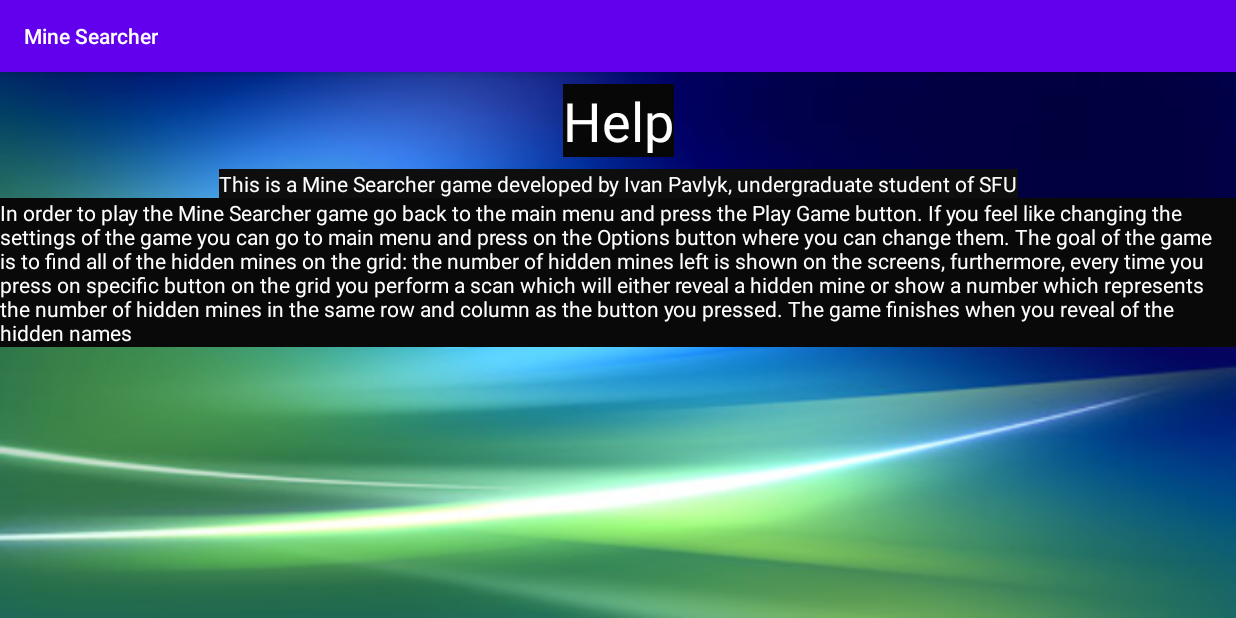
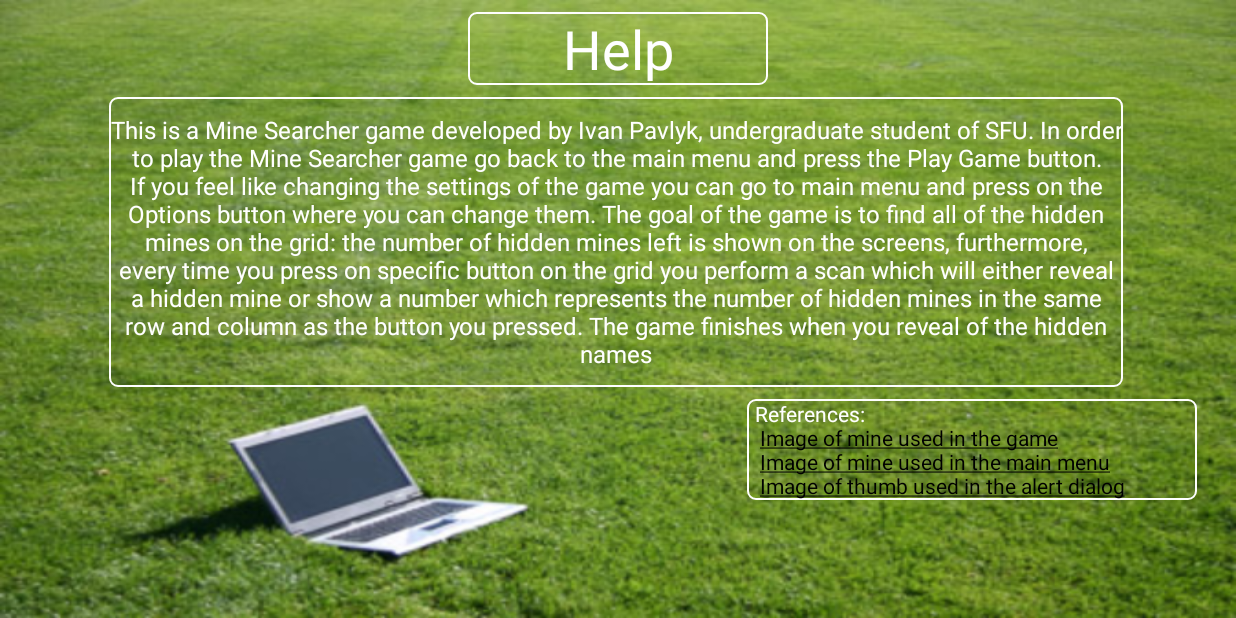
Before and after one commit to IvanPavlyk/mine_sweeper_android, an Android app: the HelpActivity screen opened directly, with no data from a screen before it, on a phone screen of 824 x 412 dp (held sideways). Run offline under Robolectric (Android 15) with nearby library versions, the phone set to English and light mode, and no system bars.

Commit message:
10th Commit: added some minor changes to the styling of the activities, added vibration effect when revealing mines.

```diff
--- a/app/src/main/AndroidManifest.xml
+++ b/app/src/main/AndroidManifest.xml
@@ -3,6 +3,7 @@
     xmlns:tools="http://schemas.android.com/tools"
     package="com.example.assignment3_cmpt276_fall2020">
 
+    <uses-permission android:name="android.permission.VIBRATE" />
     <application
         android:allowBackup="true"
         android:icon="@mipmap/ic_launcher"
--- a/app/src/main/java/com/example/assignment3_cmpt276_fall2020/GameActivity.java
+++ b/app/src/main/java/com/example/assignment3_cmpt276_fall2020/GameActivity.java
@@ -9,7 +9,11 @@ import android.content.res.Resources;
 import android.graphics.Bitmap;
 import android.graphics.BitmapFactory;
 import android.graphics.drawable.BitmapDrawable;
+import android.media.MediaPlayer;
 import android.os.Bundle;
+import android.os.VibrationEffect;
+import android.os.Vibrator;
+import android.provider.MediaStore;
 import android.view.View;
 import android.widget.Button;
 import android.widget.TableLayout;
@@ -83,6 +87,8 @@ public class GameActivity extends AppCompatActivity {
                 Bitmap scaledBitmap = Bitmap.createScaledBitmap(originalBitmap, newWidth, newHeight, true);
                 Resources resources = getResources();
                 button.setBackground(new BitmapDrawable(resources, scaledBitmap ));
+                Vibrator v = (Vibrator) getSystemService(VIBRATOR_SERVICE);
+                v.vibrate(500);
                 game.setNumMinesRevealed(game.getNumMinesRevealed() + 1);
                 TextView textFoundMines = (TextView) findViewById(R.id.textFoundMines);
                 textFoundMines.setText(""+game.getNumMinesRevealed());
--- a/app/src/main/java/com/example/assignment3_cmpt276_fall2020/HelpActivity.java
+++ b/app/src/main/java/com/example/assignment3_cmpt276_fall2020/HelpActivity.java
@@ -5,6 +5,8 @@ import androidx.appcompat.app.AppCompatActivity;
 import android.content.Context;
 import android.content.Intent;
 import android.os.Bundle;
+import android.text.method.LinkMovementMethod;
+import android.widget.TextView;
 
 public class HelpActivity extends AppCompatActivity {
 
@@ -12,6 +14,9 @@ public class HelpActivity extends AppCompatActivity {
     protected void onCreate(Bundle savedInstanceState) {
         super.onCreate(savedInstanceState);
         setContentView(R.layout.activity_help);
+        getSupportActionBar().hide();
+        TextView textReferences = (TextView) findViewById(R.id.textReferences);
+        textReferences.setMovementMethod(LinkMovementMethod.getInstance());
     }
 
     public static Intent makeIntent(Context context){
--- /dev/null
+++ b/app/src/main/res/drawable/buttons_fancy.xml
@@ -0,0 +1,5 @@
+<?xml version="1.0" encoding="utf-8"?>
+<shape xmlns:android="http://schemas.android.com/apk/res/android" android:shape="rectangle">
+    <gradient android:startColor="#FE5D26" android:endColor="#F2C078" android:type="linear"/>
+    <corners android:radius="20dp"/>
+</shape>
--- /dev/null
+++ b/app/src/main/res/drawable/headers_fancy.xml
@@ -0,0 +1,5 @@
+<?xml version="1.0" encoding="utf-8"?>
+<shape xmlns:android="http://schemas.android.com/apk/res/android" android:shape="rectangle">
+    <stroke android:color="#FFFFFF" android:width="1dp"/>
+    <corners android:radius="5dp" />
+</shape>
--- a/app/src/main/res/layout/activity_help.xml
+++ b/app/src/main/res/layout/activity_help.xml
@@ -5,14 +5,15 @@
     android:layout_width="match_parent"
     android:layout_height="match_parent"
     tools:context=".HelpActivity"
-    android:background="@drawable/background_image_fraser">
+    android:background="@drawable/bakground_image_fraser_grass">
 
     <TextView
         android:id="@+id/textHelp"
-        android:layout_width="wrap_content"
+        android:layout_width="200dp"
+        android:gravity="center"
         android:layout_height="wrap_content"
         android:layout_marginTop="8dp"
-        android:background="#070707"
+        android:background="@drawable/headers_fancy"
         android:text="@string/help_text"
         android:textColor="#FFFFFF"
         android:textSize="36sp"
@@ -21,27 +22,32 @@
         app:layout_constraintTop_toTopOf="parent" />
 
     <TextView
-        android:id="@+id/textHelpDescription"
-        android:layout_width="wrap_content"
-        android:layout_height="wrap_content"
+        android:id="@+id/textGameDescription"
+        android:layout_width="676dp"
+        android:layout_height="193dp"
         android:layout_marginTop="8dp"
-        android:background="#0E0E0E"
-        android:text="@string/text_help_description"
+        android:gravity="center"
+        android:background="@drawable/headers_fancy"
+        android:text="@string/text_game_description"
         android:textColor="#FFFFFF"
-        android:textSize="14sp"
+        android:textSize="16sp"
         app:layout_constraintEnd_toEndOf="parent"
+        app:layout_constraintHorizontal_bias="0.491"
         app:layout_constraintStart_toStartOf="parent"
         app:layout_constraintTop_toBottomOf="@+id/textHelp" />
 
     <TextView
-        android:id="@+id/textGameDescription"
-        android:layout_width="wrap_content"
+        android:id="@+id/textReferences"
+        android:layout_width="300dp"
         android:layout_height="wrap_content"
-        android:background="#090909"
-        android:text="@string/text_game_description"
+        android:layout_marginTop="8dp"
+        android:layout_marginEnd="26dp"
+        android:background="@drawable/headers_fancy"
+        android:paddingStart="5dp"
+        android:paddingEnd="5dp"
+        android:textColorLink="#000000"
+        android:text="@string/text_references"
         android:textColor="#FFFFFF"
-        android:textSize="14sp"
         app:layout_constraintEnd_toEndOf="parent"
-        app:layout_constraintStart_toStartOf="parent"
-        app:layout_constraintTop_toBottomOf="@+id/textHelpDescription" />
+        app:layout_constraintTop_toBottomOf="@+id/textGameDescription" />
 </androidx.constraintlayout.widget.ConstraintLayout>
--- a/app/src/main/res/values/strings.xml
+++ b/app/src/main/res/values/strings.xml
@@ -13,12 +13,12 @@
     <string name="board_size_text">Board Size</string>
     <string name="number_of_mines_text">Number of Mines</string>
     <string name="help_text">Help</string>
-    <string name="text_help_description">This is a Mine Searcher game developed by Ivan Pavlyk, undergraduate student of SFU</string>
-    <string name="text_game_description">In order to play the Mine Searcher game go back to the main menu and press the "Play Game" button. If you feel
-    like changing the settings of the game you can go to main menu and press on the Options button where you can change them. The goal of the game is to
-    find all of the hidden mines on the grid: the number of hidden mines left is shown on the screens, furthermore, every time you press on
-    specific button on the grid you perform a "scan" which will either reveal a hidden mine or show a number which represents the number
-    of hidden mines in the same row and column as the button you pressed. The game finishes when you reveal of the hidden names</string>
+    <string name="text_game_description">This is a Mine Searcher game developed by Ivan Pavlyk, undergraduate student of SFU.
+        In order to play the Mine Searcher game go back to the main menu and press the "Play Game" button. If you feel
+        like changing the settings of the game you can go to main menu and press on the Options button where you can change them. The goal of the game is to
+        find all of the hidden mines on the grid: the number of hidden mines left is shown on the screens, furthermore, every time you press on
+        specific button on the grid you perform a "scan" which will either reveal a hidden mine or show a number which represents the number
+        of hidden mines in the same row and column as the button you pressed. The game finishes when you reveal of the hidden names</string>
     <string name="found_text">Found</string>
     <string name="num_mines_found_text">0</string>
     <string name="of_text">of</string>
@@ -26,6 +26,10 @@
     <string name="mines_text">Mines</string>
     <string name="num_scans_used">0</string>
     <string name="of_scans_used_text"># of Scans Used:</string>
+    <string name="text_references">References:\n <a href="https://www.pngwing.com/en/free-png-zoqar">Image of mine used in the game</a>\n
+        <a href="https://www.pngwing.com/en/free-png-befxi">Image of mine used in the main menu</a>\n
+        <a href="https://thenounproject.com/term/thumbs-up/410019/">Image of thumb used in the alert dialog</a>
+    </string>
 
 
 </resources>
```
Also changed, not shown: app/src/main/res/layout/activity_menu.xml (+12 -11 lines), app/src/main/res/layout/activity_options.xml (+9 -3 lines), app/src/main/res/drawable/bakground_image_fraser_grass.jpg (added), 1 other file.
